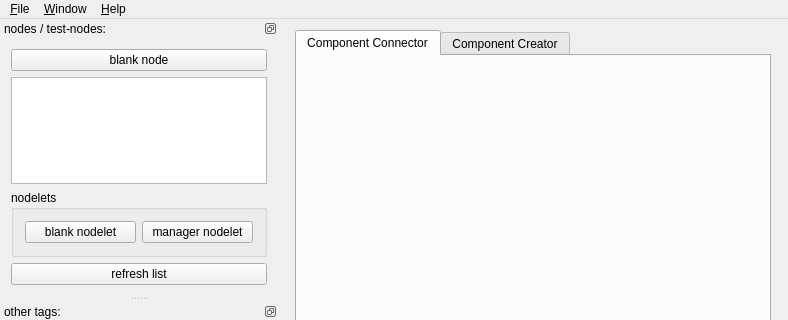
Above: rxDev/src/rxdev.ui from songxuchao/rxdeveloper-ros-pkg before the change; both pictures show x 0 to 788 and y 0 to 320 of the 788 by 919 pixel window. Below: the same form after it.
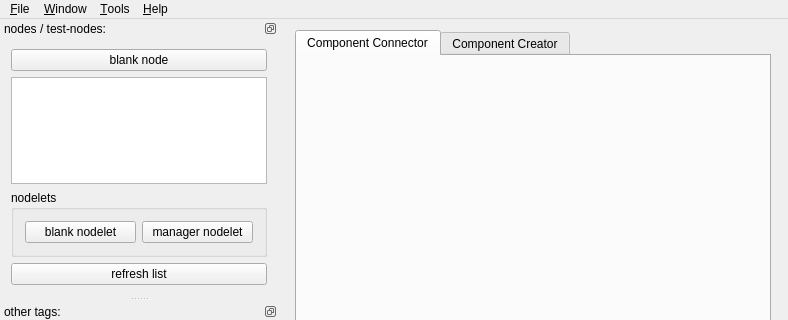
That is the form after the change. Icons and pictures are not drawn.

Commit message: added launcher for rxgraph, rxconsole, rxloggerlevel & dynamic reconfigure gui

The edit to the form file:
```diff
--- a/rxDev/src/rxdev.ui
+++ b/rxDev/src/rxdev.ui
@@ -192,8 +192,18 @@
     <addaction name="actionAvailable_Nodes"/>
     <addaction name="actionAvailable_Tags"/>
    </widget>
+   <widget class="QMenu" name="menuTools">
+    <property name="title">
+     <string>&amp;Tools</string>
+    </property>
+    <addaction name="actionRxGraph"/>
+    <addaction name="actionDynamic_reconfigure_gui"/>
+    <addaction name="actionRxloggerlevel"/>
+    <addaction name="actionRxconsole"/>
+   </widget>
    <addaction name="menuFile"/>
    <addaction name="menuWindow"/>
+   <addaction name="menuTools"/>
    <addaction name="menuHelp"/>
   </widget>
   <widget class="QStatusBar" name="statusBar"/>
```
Left out of the diff: 32 changed lines with no effect on the pictures. The commit also changes 2 other files.
